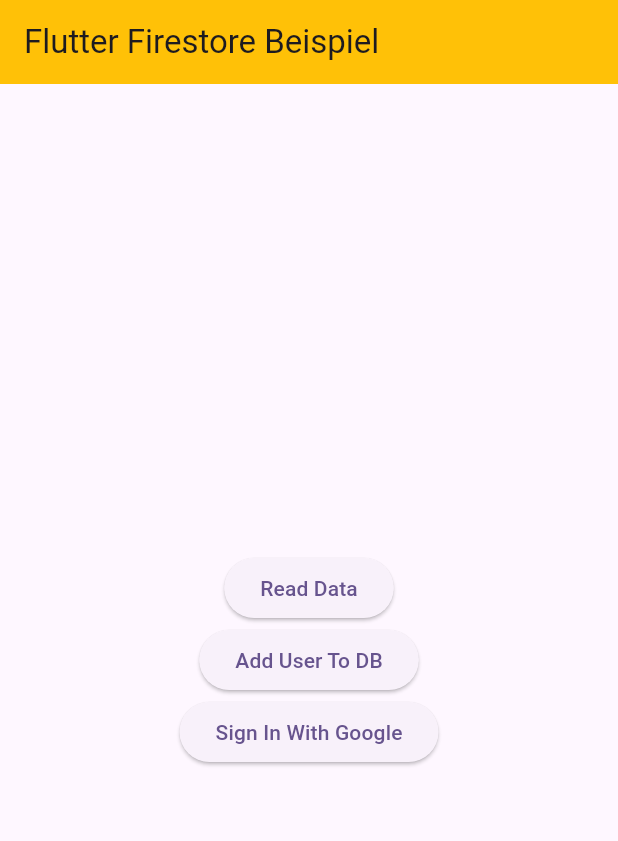
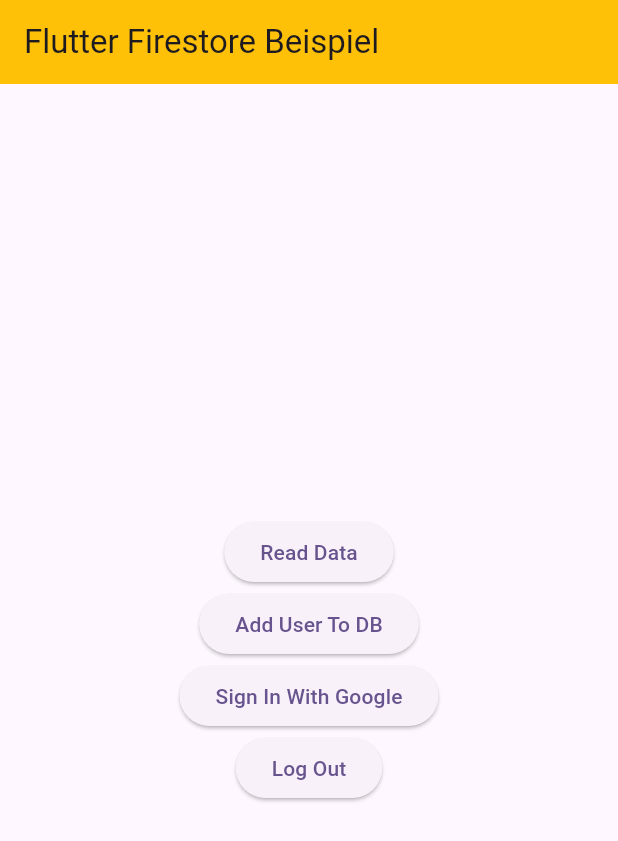
Before and after one commit to RaxoTheOne/firestore_bsp_benni, a Flutter app: the screen it shows after launch, on a phone screen of 412 x 824 dp. Shown: the top 841 px of the screen. Run offline on Flutter 3.47's test engine with Material 3 defaults, Android fonts, the phone set to English and light mode, and no system bars; our stand-ins replace cloud_firestore, firebase_analytics, firebase_auth, firebase_core, google_sign_in; accounts and stored records are empty.

Commit message:
Log Out added

```diff
--- a/lib/main.dart
+++ b/lib/main.dart
@@ -52,6 +52,12 @@ class _MyHomePageState extends State<MyHomePage> {
     return await FirebaseAuth.instance.signInWithCredential(credential);
   }
 
+  Future<void> signOutFromGoogle() async {
+    final GoogleSignIn googleSignIn = GoogleSignIn();
+    await googleSignIn.signOut();
+    print("Signed Out");
+  }
+
   void addUserToDatabase() {
     final user = <String, dynamic>{
       "first": "Björn",
@@ -97,6 +103,7 @@ class _MyHomePageState extends State<MyHomePage> {
               onPressed: signInWithGoogle,
               child: const Text("Sign In With Google"),
             ),
+            ElevatedButton(onPressed: signOutFromGoogle, child: const Text('Log Out'))
           ],
         ),
       ),
```
